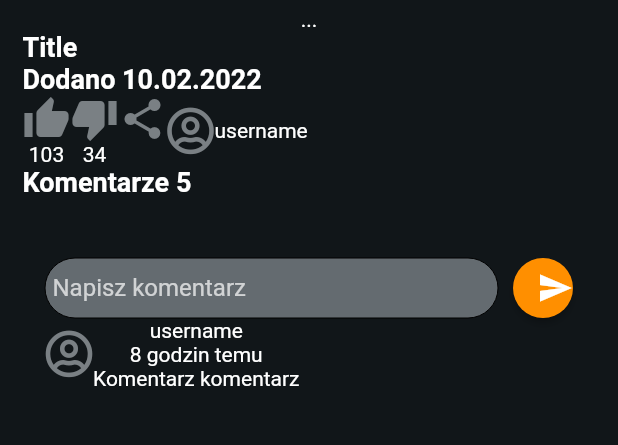
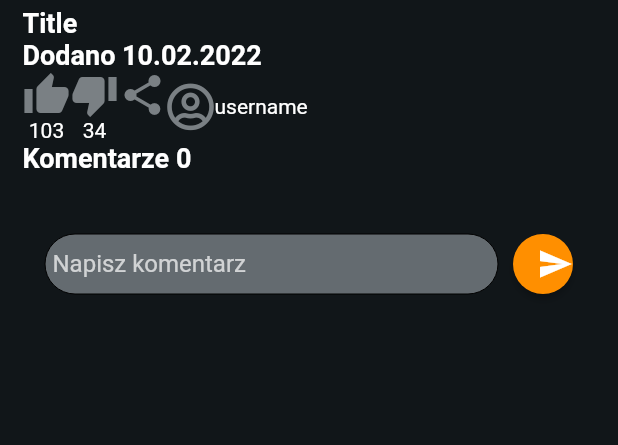
Before and after one commit to keirrr/dailytube, a Flutter app: the Video screen opened directly, after a tap on the "send" icon, on a phone screen of 412 x 824 dp, the part 108-553 px from its top. Run offline on Flutter 3.47's test engine with Material 2 defaults, Android fonts, the light colour scheme and no system bars; our stand-ins replace better_player, cloud_firestore, file_picker, firebase_auth, firebase_core, firebase_storage and 2 more; missing offline and left inert: flag, video_thumbnail; accounts and stored records are empty; network calls fail.

Commit message:
Display comments

```diff
--- a/lib/flutterfire/add_comment.dart
+++ b/lib/flutterfire/add_comment.dart
@@ -17,7 +17,7 @@ class AddComment {
 
   User? currentUser = FirebaseAuth.instance.currentUser;
 
-  var timestamp = new DateTime.now();
+  var createdAt = Timestamp.now();
 
   Future<void> addComm() {
     return comments.add({
@@ -25,7 +25,7 @@ class AddComment {
       'userId': userId,
       'username': currentUser!.displayName,
       'comment': comment,
-      'timestamp': timestamp
+      'createdAt': createdAt
     }).then((value) => print("Comment added"));
   }
 }
--- a/lib/screens/home_screen.dart
+++ b/lib/screens/home_screen.dart
@@ -3,7 +3,7 @@ import 'package:flutter/material.dart';
 import 'package:flag/flag.dart';
 import '../bartek_color_palette.dart';
 
-import '../flutterfire/display_all_videos.dart';
+import '../widgets/display_all_videos.dart';
 
 class HomeScreen extends StatefulWidget {
   const HomeScreen({Key? key}) : super(key: key);
--- a/lib/screens/upload_video_screen.dart
+++ b/lib/screens/upload_video_screen.dart
@@ -248,8 +248,7 @@ class _UploadVideoState extends State<UploadVideo> {
                                             .uploadFile(filePath, fileName)
                                             .then((value) => print('Done'));
 
-                                        var random = new DateTime.now()
-                                            .millisecondsSinceEpoch;
+                                        var random = new DateTime.now();
 
                                         var thumbName = "thumb_" +
                                             random.toString() +
--- a/lib/screens/video_player_screen.dart
+++ b/lib/screens/video_player_screen.dart
@@ -2,11 +2,16 @@ import 'package:flutter/material.dart';
 
 import '../bartek_color_palette.dart';
 
+import 'package:font_awesome_flutter/font_awesome_flutter.dart';
 import 'package:better_player/better_player.dart';
-import 'package:font_awesome_flutter/font_awesome_flutter.dart';
 import '../flutterfire/get_video.dart';
 import '../flutterfire/add_comment.dart';
 import 'package:firebase_auth/firebase_auth.dart';
+import '../widgets/get_all_comments.dart';
+import 'package:cloud_firestore/cloud_firestore.dart';
+
+import '../widgets/comment_item.dart';
+import '../widgets/get_comments_count.dart';
 
 class Video extends StatefulWidget {
   final String? videoPath;
@@ -51,7 +56,7 @@ class _VideoState extends State<Video> {
               ),
               Column(
                 children: [
-                  GetVideo(videoPath: widget.videoPath),
+                  //GetVideo(videoPath: widget.videoPath),
                   Column(
                     children: [
                       Align(
@@ -129,10 +134,7 @@ class _VideoState extends State<Video> {
                 children: [
                   Align(
                     alignment: Alignment.bottomLeft,
-                    child: Text(
-                      "Komentarze 5",
-                      style: Theme.of(context).textTheme.headline6,
-                    ),
+                    child: GetCommentsCount(),
                   ),
                   Container(
                     margin: const EdgeInsets.only(
@@ -220,26 +222,7 @@ class _VideoState extends State<Video> {
                             ],
                           ),
                         ),
-                        Column(
-                          children: [
-                            Row(
-                              children: [
-                                Icon(
-                                  FontAwesomeIcons.userCircle,
-                                  color: BartekColorPalette.bartekGrey[50],
-                                  size: 32,
-                                ),
-                                Column(
-                                  children: [
-                                    Text("username"),
-                                    Text("8 godzin temu"),
-                                    Text("Komentarz komentarz")
-                                  ],
-                                )
-                              ],
-                            )
-                          ],
-                        )
+                        GetAllComments(),
                       ],
                     ),
                   )
--- a/lib/flutterfire/display_all_videos.dart
+++ b/lib/widgets/display_all_videos.dart
@@ -5,10 +5,10 @@ import 'package:firebase_core/firebase_core.dart';
 import '../bartek_color_palette.dart';
 import 'package:cloud_firestore/cloud_firestore.dart';
 import 'package:firebase_storage/firebase_storage.dart' as firebase_storage;
-import './storage_service.dart';
+import '../flutterfire/storage_service.dart';
 import 'package:firebase_auth/firebase_auth.dart';
 
-import '../widgets/home_video_thumb.dart';
+import 'home_video_thumb.dart';
 import '../screens/video_player_screen.dart';
 
 class DisplayAllVideos extends StatelessWidget {
@@ -30,7 +30,6 @@ class DisplayAllVideos extends StatelessWidget {
 
         if (snapshot.connectionState == ConnectionState.done) {
           var documents = snapshot.data!;
-          print(user!.uid);
           return Column(
             children: [
               for (var i = 0; i < documents.docs.length; i += 2)
--- /dev/null
+++ b/lib/widgets/get_all_comments.dart
@@ -0,0 +1,76 @@
+import 'package:firebase_storage/firebase_storage.dart';
+import 'package:flutter/material.dart';
+
+import 'package:cloud_firestore/cloud_firestore.dart';
+import 'comment_item.dart';
+
+class GetAllComments extends StatelessWidget {
+  const GetAllComments({Key? key}) : super(key: key);
+
+  @override
+  Widget build(BuildContext context) {
+    return FutureBuilder<QuerySnapshot>(
+      future: FirebaseFirestore.instance
+          .collection('comments')
+          .where('videoId', isEqualTo: "2")
+          .orderBy('createdAt')
+          .get(),
+      builder: (context, snapshot) {
+        if (snapshot.hasData) {
+          return Container(
+            child: ListView.builder(
+              itemCount: snapshot.data!.docs.length,
+              scrollDirection: Axis.vertical,
+              shrinkWrap: true,
+              reverse: true,
+              itemBuilder: (context, index) {
+                print(snapshot.data!.docs[index].data());
+                var username = snapshot.data!.docs[index]['username'];
+                var time = snapshot.data!.docs[index]['createdAt'].toDate();
+                var comment = snapshot.data!.docs[index]['comment'];
+
+                var timeNow = new DateTime.now();
+                var difference = timeNow.difference(time);
+
+                var timeDiffMinutes = difference.inMinutes;
+                var timeDiffHours = difference.inHours;
+                var timeDiffDays = difference.inDays;
+
+                var timeDiff;
+
+                if (timeDiffDays > 0) {
+                  if (timeDiffHours == 1) {
+                    timeDiff = timeDiffDays.toString() + " dzień temu";
+                  } else {
+                    timeDiff = timeDiffDays.toString() + " dni temu";
+                  }
+                } else if (timeDiffHours > 0) {
+                  if (timeDiffHours == 1) {
+                    timeDiff = "Godzinę temu";
+                  } else {
+                    timeDiff = timeDiffHours.toString() + " godzin temu";
+                  }
+                } else if (timeDiffMinutes > 0) {
+                  if (timeDiffHours == 1) {
+                    timeDiff = "Minutę temu";
+                  } else {
+                    timeDiff = timeDiffMinutes.toString() + " minut temu";
+                  }
+                } else if (timeDiffMinutes == 0) {
+                  timeDiff = "Teraz";
+                }
+
+                return CommentItem(
+                  username: username,
+                  time: timeDiff,
+                  comment: comment,
+                );
+              },
+            ),
+          );
+        }
+        return Text("..");
+      },
+    );
+  }
+}
--- /dev/null
+++ b/lib/widgets/get_comments_count.dart
@@ -0,0 +1,27 @@
+import 'package:firebase_storage/firebase_storage.dart';
+import 'package:flutter/material.dart';
+
+import 'package:cloud_firestore/cloud_firestore.dart';
+
+class GetCommentsCount extends StatelessWidget {
+  const GetCommentsCount({Key? key}) : super(key: key);
+
+  @override
+  Widget build(BuildContext context) {
+    return FutureBuilder<QuerySnapshot>(
+      future: FirebaseFirestore.instance
+          .collection('comments')
+          .where('videoId', isEqualTo: '2')
+          .get(),
+      builder: (context, snapshot) {
+        if (snapshot.hasData) {
+          return Text(
+            "Komentarze " + snapshot.data!.docs.length.toString(),
+            style: Theme.of(context).textTheme.headline6,
+          );
+        }
+        return Text("..");
+      },
+    );
+  }
+}
```
Also changed, not shown: lib/flutterfire/add_video_doc.dart (+4 -4 lines), lib/widgets/comment_item.dart (added, +34 -0 lines).
